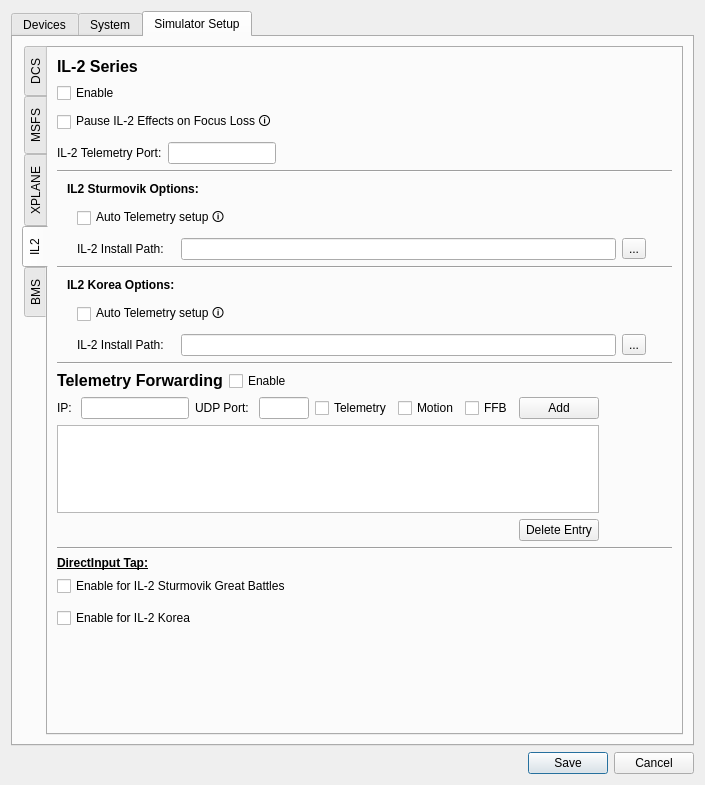
Old version of the form SM/system_settings_new.ui in the repository walmis/VPforce-TelemFFB.
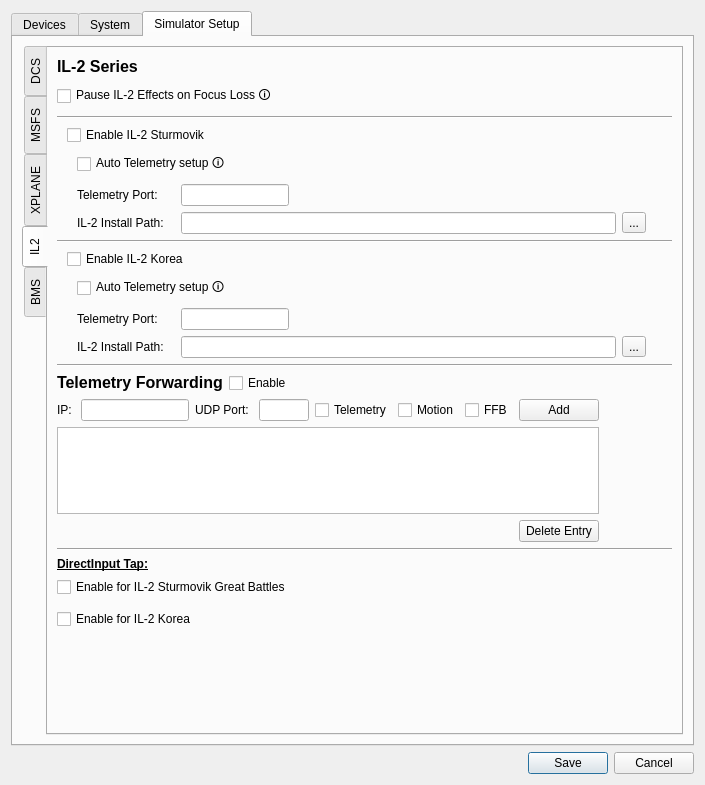
New version of the form. The open tabs and pages were chosen to show the change. Custom widgets are drawn as their Qt base class.

Commit message: split IL-2 Korea into separate sim from IL-2 Sturmovik (#99)

The edit to the form file:
```diff
--- a/SM/system_settings_new.ui
+++ b/SM/system_settings_new.ui
@@ -1097,78 +1097,20 @@
             </layout>
            </item>
            <item row="1" column="0">
-            <layout class="QHBoxLayout" name="horizontalLayout_6">
-             <item>
-              <widget class="LabeledToggle" name="enableIL2">
-               <property name="text">
-                <string>Enable</string>
-               </property>
-              </widget>
-             </item>
-             <item>
-              <spacer name="horizontalSpacer_8">
-               <property name="orientation">
-                <enum>Qt::Horizontal</enum>
-               </property>
-               <property name="sizeHint" stdset="0">
-                <size>
-                 <width>40</width>
-                 <height>20</height>
-                </size>
-               </property>
-              </spacer>
-             </item>
-            </layout>
-           </item>
-           <item row="2" column="0">
             <widget class="LabeledToggle" name="focus_pauseIL2">
              <property name="text">
               <string>Pause IL-2 Effects on Focus Loss 🛈</string>
              </property>
             </widget>
            </item>
-           <item row="3" column="0">
-            <layout class="QHBoxLayout" name="horizontalLayout_7">
-             <item>
-              <widget class="QLabel" name="lab_portIL2">
-               <property name="text">
-                <string>IL-2 Telemetry Port:</string>
-               </property>
-              </widget>
-             </item>
-             <item>
-              <widget class="QLineEdit" name="portIL2">
-               <property name="sizePolicy">
-                <sizepolicy hsizetype="Fixed" vsizetype="Fixed">
-                 <horstretch>0</horstretch>
-                 <verstretch>0</verstretch>
-                </sizepolicy>
-               </property>
-              </widget>
-             </item>
-             <item>
-              <spacer name="horizontalSpacer_4">
-               <property name="orientation">
-                <enum>Qt::Horizontal</enum>
-               </property>
-               <property name="sizeHint" stdset="0">
-                <size>
-                 <width>40</width>
-                 <height>20</height>
-                </size>
-               </property>
-              </spacer>
-             </item>
-            </layout>
-           </item>
-           <item row="4" column="0" colspan="2">
+           <item row="2" column="0" colspan="2">
             <widget class="Line" name="line">
              <property name="orientation">
               <enum>Qt::Horizontal</enum>
              </property>
             </widget>
            </item>
-           <item row="5" column="0">
+           <item row="3" column="0">
             <layout class="QHBoxLayout" name="horizontalLayout_13">
              <item>
               <spacer name="horizontalSpacer_32">
@@ -1187,9 +1129,9 @@
               </spacer>
              </item>
              <item>
-              <widget class="QLabel" name="lab_IL2_S">
+              <widget class="LabeledToggle" name="enableIL2">
                <property name="text">
-                <string>&lt;html&gt;&lt;head/&gt;&lt;body&gt;&lt;p&gt;&lt;span style=" font-weight:700;"&gt;IL2 Sturmovik Options:&lt;/span&gt;&lt;/p&gt;&lt;/body&gt;&lt;/html&gt;</string>
+                <string>Enable IL-2 Sturmovik</string>
                </property>
               </widget>
              </item>
@@ -1208,7 +1150,7 @@
              </item>
             </layout>
            </item>
-           <item row="6" column="0">
+           <item row="4" column="0">
             <layout class="QHBoxLayout" name="horizontalLayout_5">
              <item>
               <spacer name="horizontalSpacer_37">
@@ -1248,7 +1190,69 @@
              </item>
             </layout>
            </item>
-           <item row="7" column="0">
+           <item row="5" column="0">
+            <layout class="QHBoxLayout" name="horizontalLayout_7">
+             <item>
+              <spacer name="horizontalSpacer_il2_port_indent">
+               <property name="orientation">
+                <enum>Qt::Horizontal</enum>
+               </property>
+               <property name="sizeType">
+                <enum>QSizePolicy::Fixed</enum>
+               </property>
+               <property name="sizeHint" stdset="0">
+                <size>
+                 <width>20</width>
+                 <height>20</height>
+                </size>
+               </property>
+              </spacer>
+             </item>
+             <item>
+              <widget class="QLabel" name="lab_portIL2">
+               <property name="sizePolicy">
+                <sizepolicy hsizetype="Fixed" vsizetype="Preferred">
+                 <horstretch>0</horstretch>
+                 <verstretch>0</verstretch>
+                </sizepolicy>
+               </property>
+               <property name="minimumSize">
+                <size>
+                 <width>98</width>
+                 <height>0</height>
+                </size>
+               </property>
+               <property name="text">
+                <string>Telemetry Port:</string>
+               </property>
+              </widget>
+             </item>
+             <item>
+              <widget class="QLineEdit" name="portIL2">
+               <property name="sizePolicy">
+                <sizepolicy hsizetype="Fixed" vsizetype="Fixed">
+                 <horstretch>0</horstretch>
+                 <verstretch>0</verstretch>
+                </sizepolicy>
+               </property>
+              </widget>
+             </item>
+             <item>
+              <spacer name="horizontalSpacer_il2_port_stretch">
+               <property name="orientation">
+                <enum>Qt::Horizontal</enum>
+               </property>
+               <property name="sizeHint" stdset="0">
+                <size>
+                 <width>40</width>
+                 <height>20</height>
+                </size>
+               </property>
+              </spacer>
+             </item>
+            </layout>
+           </item>
+           <item row="6" column="0">
             <layout class="QHBoxLayout" name="horizontalLayout_8">
              <item>
               <spacer name="horizontalSpacer_35">
@@ -1297,14 +1301,14 @@
              </item>
             </layout>
            </item>
-           <item row="8" column="0" colspan="2">
+           <item row="7" column="0" colspan="2">
             <widget class="Line" name="line_7">
              <property name="orientation">
               <enum>Qt::Horizontal</enum>
              </property>
             </widget>
            </item>
-           <item row="9" column="0">
+           <item row="8" column="0">
             <layout class="QHBoxLayout" name="horizontalLayout_14">
              <item>
               <spacer name="horizontalSpacer_34">
@@ -1323,9 +1327,9 @@
               </spacer>
              </item>
              <item>
-              <widget class="QLabel" name="lab_IL2_K">
+              <widget class="LabeledToggle" name="enableIL2K">
                <property name="text">
-                <string>&lt;html&gt;&lt;head/&gt;&lt;body&gt;&lt;p&gt;&lt;span style=" font-weight:700;"&gt;IL2 Korea Options:&lt;/span&gt;&lt;/p&gt;&lt;/body&gt;&lt;/html&gt;</string>
+                <string>Enable IL-2 Korea</string>
                </property>
               </widget>
              </item>
@@ -1344,7 +1348,7 @@
              </item>
             </layout>
            </item>
-           <item row="10" column="0">
+           <item row="9" column="0">
             <layout class="QHBoxLayout" name="horizontalLayout_3">
              <item>
               <spacer name="horizontalSpacer_36">
@@ -1384,6 +1388,68 @@
              </item>
             </layout>
            </item>
+           <item row="10" column="0">
+            <layout class="QHBoxLayout" name="horizontalLayout_il2k_port">
+             <item>
+              <spacer name="horizontalSpacer_il2k_port_indent">
+               <property name="orientation">
+                <enum>Qt::Horizontal</enum>
+               </property>
+               <property name="sizeType">
+                <enum>QSizePolicy::Fixed</enum>
+               </property>
+               <property name="sizeHint" stdset="0">
+                <size>
+                 <width>20</width>
+                 <height>20</height>
+                </size>
+               </property>
+              </spacer>
+             </item>
+             <item>
+              <widget class="QLabel" name="lab_portIL2_K">
+               <property name="sizePolicy">
+                <sizepolicy hsizetype="Fixed" vsizetype="Preferred">
+                 <horstretch>0</horstretch>
+                 <verstretch>0</verstretch>
+                </sizepolicy>
+               </property>
+               <property name="minimumSize">
+                <size>
+                 <width>98</width>
+                 <height>0</height>
+                </size>
+               </property>
+               <property name="text">
+                <string>Telemetry Port:</string>
+               </property>
+              </widget>
+             </item>
+             <item>
+              <widget class="QLineEdit" name="portIL2_K">
+               <property name="sizePolicy">
+                <sizepolicy hsizetype="Fixed" vsizetype="Fixed">
+                 <horstretch>0</horstretch>
+                 <verstretch>0</verstretch>
+                </sizepolicy>
+               </property>
+              </widget>
+             </item>
+             <item>
+              <spacer name="horizontalSpacer_il2k_port_stretch">
+               <property name="orientation">
+                <enum>Qt::Horizontal</enum>
+               </property>
+               <property name="sizeHint" stdset="0">
+                <size>
+                 <width>40</width>
+                 <height>20</height>
+                </size>
+               </property>
+              </spacer>
+             </item>
+            </layout>
+           </item>
            <item row="11" column="0">
             <layout class="QHBoxLayout" name="horizontalLayout_10">
              <item>
```
Left out of the diff: 14 changed lines with no effect on the pictures. The commit also changes 39 other files.
